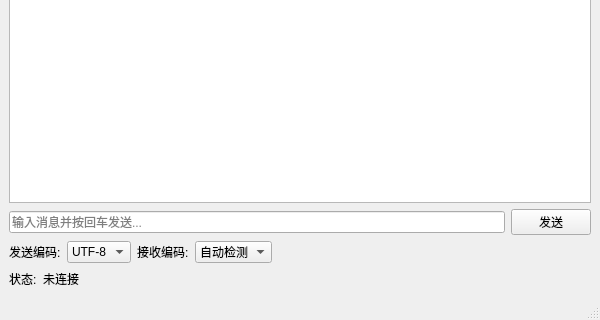
Before: the Qt Designer form mainwindow.ui in serenNan/TCPDemo, drawn with Qt 5; both pictures show x 0 to 600 and y 180 to 500 of the 600 by 500 pixel window.
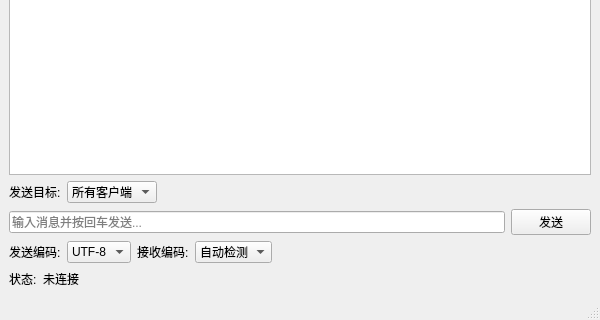
After: the same form once the commit is applied.

Commit message:
✨ feat: 增加客户端选择功能
在主窗口中添加了“发送目标”下拉框，允许用户选择发送消息的目标客户端。更新了TCPServer类以支持向特定客户端发送消息，并实现了获取当前连接客户端列表的功能。同时，优化了代码格式和注释。

Patch:
```diff
--- a/mainwindow.ui
+++ b/mainwindow.ui
@@ -109,6 +109,39 @@
       </property>
      </widget>
     </item>
+    <item>
+     <layout class="QHBoxLayout" name="targetClientLayout">
+      <item>
+       <widget class="QLabel" name="targetClientLabel">
+        <property name="text">
+         <string>发送目标:</string>
+        </property>
+       </widget>
+      </item>
+      <item>
+       <widget class="QComboBox" name="targetClientComboBox">
+        <item>
+         <property name="text">
+          <string>所有客户端</string>
+         </property>
+        </item>
+       </widget>
+      </item>
+      <item>
+       <spacer name="horizontalSpacer_4">
+        <property name="orientation">
+         <enum>Qt::Horizontal</enum>
+        </property>
+        <property name="sizeHint" stdset="0">
+         <size>
+          <width>40</width>
+          <height>20</height>
+         </size>
+        </property>
+       </spacer>
+      </item>
+     </layout>
+    </item>
     <item>
      <layout class="QHBoxLayout" name="messageLayout">
       <item>
```
The commit also changes 4 other files.
